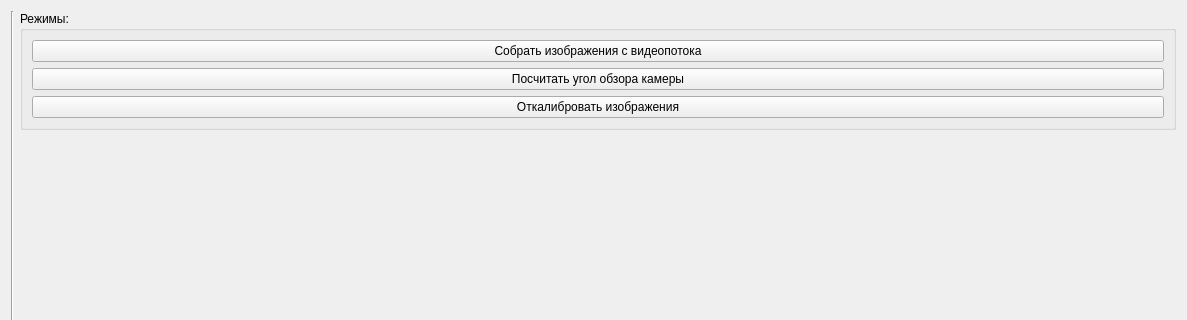
This is GUI/MainMenuWindow.ui in L0rd1k/VisualKIT as Qt 5 draws it before an edit; both pictures show x 0 to 1187 and y 0 to 320 of the 1187 by 722 pixel window. The edited form follows.
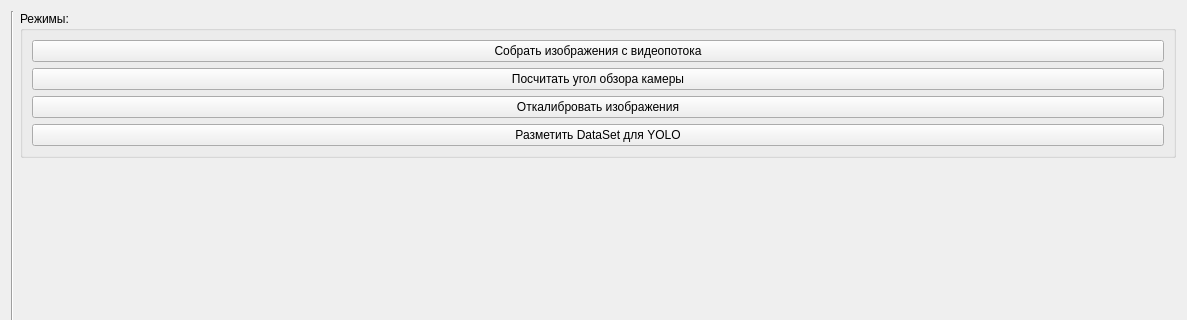
This is the edited form.

Commit message: Image Executer for DataSet

What changed in the file:
```diff
--- a/GUI/MainMenuWindow.ui
+++ b/GUI/MainMenuWindow.ui
@@ -59,6 +59,13 @@
           </property>
          </widget>
         </item>
+        <item>
+         <widget class="QPushButton" name="pb_datasetmarkup">
+          <property name="text">
+           <string>Разметить DataSet для YOLO</string>
+          </property>
+         </widget>
+        </item>
        </layout>
       </widget>
      </item>
```
The commit also changes 19 other files.
